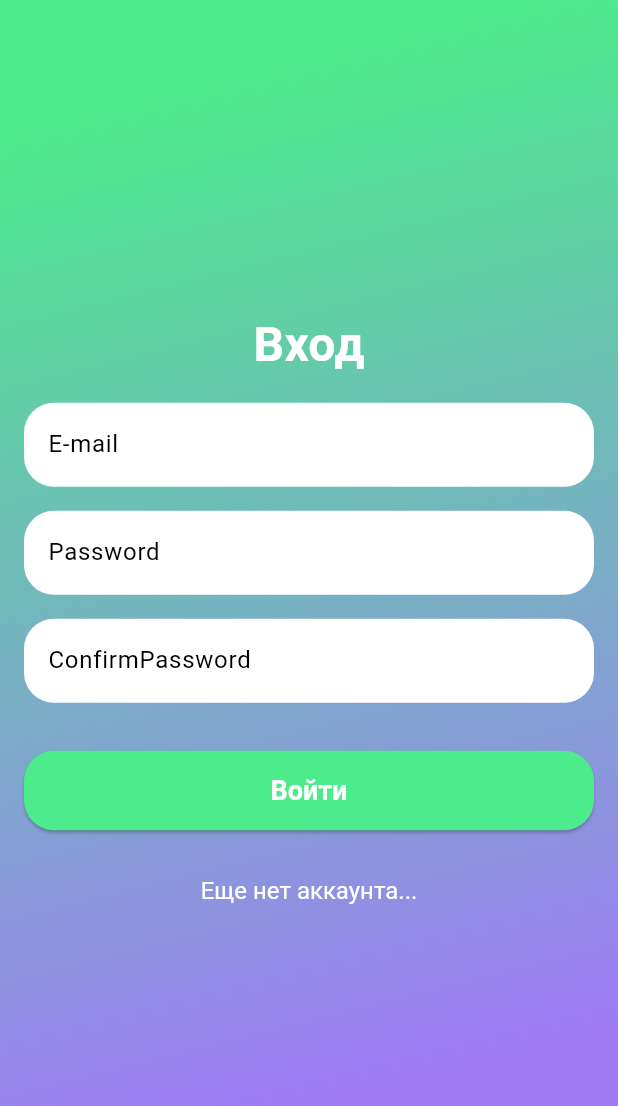
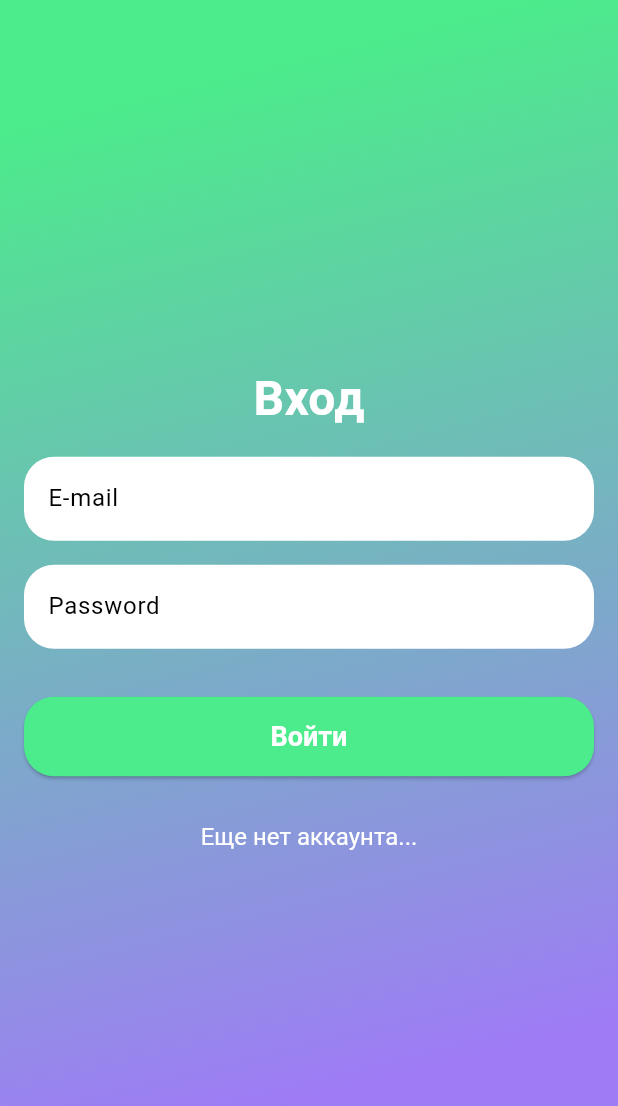
Before and after one commit to ssmorodin/0zc_dodiddone, a Flutter app: the screen it shows after launch, on a phone screen of 412 x 824 dp. Shown: the top 1106 px of the screen. Run offline on Flutter 3.47's test engine with Material 3 defaults, Android fonts, the phone set to English and light mode, and no system bars.

Commit message:
login page edit2

```diff
--- a/lib/pages/login_page.dart
+++ b/lib/pages/login_page.dart
@@ -108,14 +108,14 @@ class _LoginPageState extends State<LoginPage> {
                     return null;
                   },
                 ),
-                if (isLogin)
+                if (!isLogin)
                 const SizedBox(height: 16),
-                if (isLogin)
+                if (!isLogin)
                 TextFormField(
                     controller: _checkPasswordController,
                     obscureText: true,
                     decoration: const InputDecoration(
-                      labelText: 'ConfirmPassword',
+                      labelText: 'Confirm Password',
                       labelStyle: TextStyle(color: Colors.black),
                       filled: true,
                       fillColor: Colors.white, // Изменено
```
